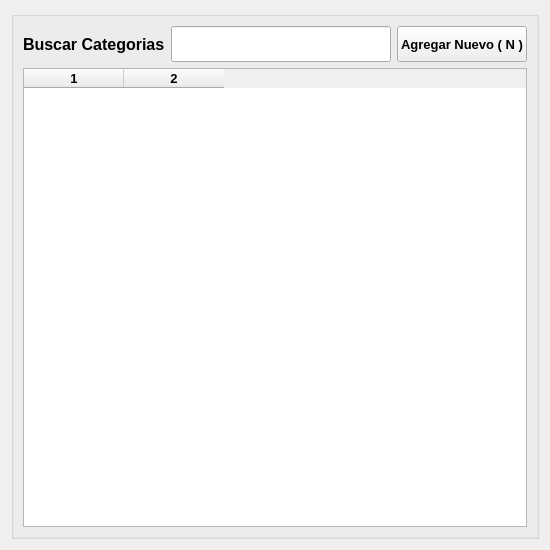
OesteDEV/TPV, file ui/listacategorias.ui: the form before one commit.
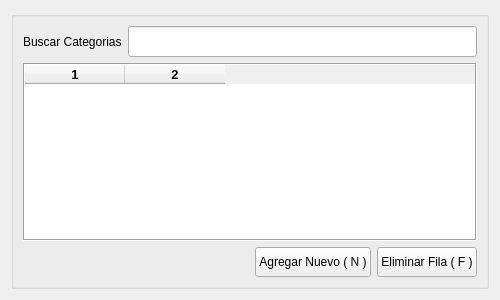
The form after the commit. Icons and pictures are not drawn.

Diff of the .ui file:
```diff
--- a/ui/listacategorias.ui
+++ b/ui/listacategorias.ui
@@ -6,22 +6,10 @@
    <rect>
     <x>0</x>
     <y>0</y>
-    <width>550</width>
-    <height>550</height>
+    <width>500</width>
+    <height>300</height>
    </rect>
   </property>
-  <property name="minimumSize">
-   <size>
-    <width>550</width>
-    <height>550</height>
-   </size>
-  </property>
-  <property name="maximumSize">
-   <size>
-    <width>550</width>
-    <height>550</height>
-   </size>
-  </property>
   <property name="windowTitle">
    <string>Lista de Categorías</string>
   </property>
@@ -32,61 +20,13 @@
   <property name="windowOpacity">
    <double>21.000000000000000</double>
   </property>
-  <layout class="QGridLayout" name="gridLayout">
+  <layout class="QGridLayout" name="gridLayout" columnstretch="0,0">
    <item row="0" column="0" colspan="2">
     <widget class="QGroupBox" name="groupBox">
      <property name="title">
       <string/>
      </property>
-     <layout class="QGridLayout" name="gridLayout_2" rowstretch="0,0,0">
-      <item row="0" column="2" rowspan="2">
-       <widget class="QPushButton" name="nuevo">
-        <property name="sizePolicy">
-         <sizepolicy hsizetype="Fixed" vsizetype="Expanding">
-          <horstretch>0</horstretch>
-          <verstretch>0</verstretch>
-         </sizepolicy>
-        </property>
-        <property name="font">
-         <font>
-          <family>Arial</family>
-          <pointsize>10</pointsize>
-          <weight>75</weight>
-          <bold>true</bold>
-         </font>
-        </property>
-        <property name="text">
-         <string>Agregar Nuevo ( N )</string>
-        </property>
-        <property name="icon">
-         <iconset>
-          <normaloff>icon/nuevo.png</normaloff>icon/nuevo.png</iconset>
-        </property>
-        <property name="iconSize">
-         <size>
-          <width>20</width>
-          <height>20</height>
-         </size>
-        </property>
-       </widget>
-      </item>
-      <item row="0" column="1" rowspan="2">
-       <widget class="QLineEdit" name="lineEdit">
-        <property name="sizePolicy">
-         <sizepolicy hsizetype="Expanding" vsizetype="Expanding">
-          <horstretch>0</horstretch>
-          <verstretch>0</verstretch>
-         </sizepolicy>
-        </property>
-        <property name="font">
-         <font>
-          <pointsize>18</pointsize>
-          <weight>75</weight>
-          <bold>true</bold>
-         </font>
-        </property>
-       </widget>
-      </item>
+     <layout class="QGridLayout" name="gridLayout_2" rowstretch="0,0,0,0">
       <item row="0" column="0" rowspan="2">
        <widget class="QLabel" name="label">
         <property name="sizePolicy">
@@ -95,39 +35,178 @@
           <verstretch>0</verstretch>
          </sizepolicy>
         </property>
-        <property name="font">
-         <font>
-          <family>Arial</family>
-          <pointsize>12</pointsize>
-          <weight>75</weight>
-          <bold>true</bold>
-         </font>
-        </property>
         <property name="text">
          <string>Buscar Categorias</string>
         </property>
        </widget>
       </item>
-      <item row="2" column="0" colspan="3">
+      <item row="2" column="0" colspan="4">
        <widget class="QTableWidget" name="tableWidget">
+        <property name="palette">
+         <palette>
+          <active>
+           <colorrole role="Text">
+            <brush brushstyle="SolidPattern">
+             <color alpha="255">
+              <red>0</red>
+              <green>0</green>
+              <blue>255</blue>
+             </color>
+            </brush>
+           </colorrole>
+          </active>
+          <inactive>
+           <colorrole role="Text">
+            <brush brushstyle="SolidPattern">
+             <color alpha="255">
+              <red>0</red>
+              <green>0</green>
+              <blue>255</blue>
+             </color>
+            </brush>
+           </colorrole>
+          </inactive>
+          <disabled>
+           <colorrole role="Text">
+            <brush brushstyle="SolidPattern">
+             <color alpha="255">
+              <red>120</red>
+              <green>120</green>
+              <blue>120</blue>
+             </color>
+            </brush>
+           </colorrole>
+          </disabled>
+         </palette>
+        </property>
         <property name="font">
          <font>
-          <family>Arial</family>
+          <family>MS Shell Dlg 2</family>
           <pointsize>10</pointsize>
           <weight>75</weight>
           <bold>true</bold>
          </font>
         </property>
+        <property name="frameShape">
+         <enum>QFrame::Box</enum>
+        </property>
         <property name="editTriggers">
          <set>QAbstractItemView::NoEditTriggers</set>
         </property>
         <property name="columnCount">
          <number>2</number>
         </property>
+        <attribute name="horizontalHeaderVisible">
+         <bool>true</bool>
+        </attribute>
+        <attribute name="verticalHeaderVisible">
+         <bool>false</bool>
+        </attribute>
         <column/>
         <column/>
        </widget>
       </item>
+      <item row="0" column="1" rowspan="2" colspan="3">
+       <widget class="QLineEdit" name="lineEdit">
+        <property name="sizePolicy">
+         <sizepolicy hsizetype="Expanding" vsizetype="Expanding">
+          <horstretch>0</horstretch>
+          <verstretch>0</verstretch>
+         </sizepolicy>
+        </property>
+        <property name="palette">
+         <palette>
+          <active>
+           <colorrole role="Text">
+            <brush brushstyle="SolidPattern">
+             <color alpha="255">
+              <red>0</red>
+              <green>0</green>
+              <blue>255</blue>
+             </color>
+            </brush>
+           </colorrole>
+          </active>
+          <inactive>
+           <colorrole role="Text">
+            <brush brushstyle="SolidPattern">
+             <color alpha="255">
+              <red>0</red>
+              <green>0</green>
+              <blue>255</blue>
+             </color>
+            </brush>
+           </colorrole>
+          </inactive>
+          <disabled>
+           <colorrole role="Text">
+            <brush brushstyle="SolidPattern">
+             <color alpha="255">
+              <red>120</red>
+              <green>120</green>
+              <blue>120</blue>
+             </color>
+            </brush>
+           </colorrole>
+          </disabled>
+         </palette>
+        </property>
+        <property name="font">
+         <font>
+          <family>MS Shell Dlg 2</family>
+          <pointsize>14</pointsize>
+          <weight>75</weight>
+          <bold>true</bold>
+         </font>
+        </property>
+       </widget>
+      </item>
+      <item row="3" column="3">
+       <widget class="QPushButton" name="eliminar">
+        <property name="sizePolicy">
+         <sizepolicy hsizetype="Fixed" vsizetype="Fixed">
+          <horstretch>0</horstretch>
+          <verstretch>0</verstretch>
+         </sizepolicy>
+        </property>
+        <property name="minimumSize">
+         <size>
+          <width>100</width>
+          <height>30</height>
+         </size>
+        </property>
+        <property name="text">
+         <string>Eliminar Fila ( F )</string>
+        </property>
+        <property name="icon">
+         <iconset>
+          <normaloff>icon/cancel.png</normaloff>icon/cancel.png</iconset>
+        </property>
+       </widget>
+      </item>
+      <item row="3" column="2">
+       <widget class="QPushButton" name="nuevo">
+        <property name="sizePolicy">
+         <sizepolicy hsizetype="Fixed" vsizetype="Fixed">
+          <horstretch>0</horstretch>
+          <verstretch>0</verstretch>
+         </sizepolicy>
+        </property>
+        <property name="minimumSize">
+         <size>
+          <width>100</width>
+          <height>30</height>
+         </size>
+        </property>
+        <property name="text">
+         <string>Agregar Nuevo ( N )</string>
+        </property>
+        <property name="icon">
+         <iconset>
+          <normaloff>icon/nuevo.png</normaloff>icon/nuevo.png</iconset>
+        </property>
+       </widget>
+      </item>
      </layout>
     </widget>
    </item>
```
